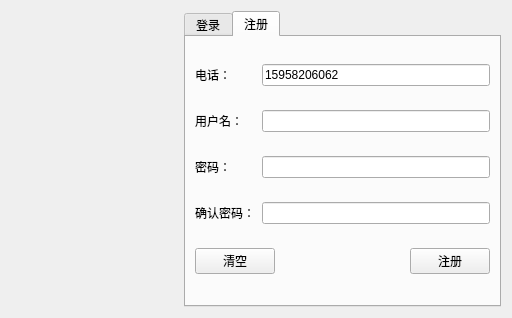
Above: Wechat/loginwin.ui from LinkStartNow/Meeting before the change. Below: the same form after it.
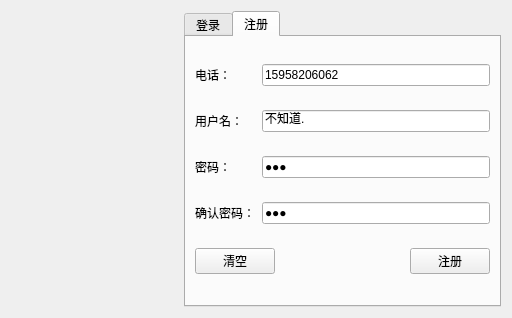
That is the form after the change. The open tabs and pages were chosen to show the change. Icons and pictures are not drawn.

```diff
--- a/Wechat/loginwin.ui
+++ b/Wechat/loginwin.ui
@@ -196,6 +196,9 @@
          <property name="toolTip">
           <string>&lt;html&gt;&lt;head/&gt;&lt;body&gt;&lt;p&gt;请设置密码&lt;/p&gt;&lt;/body&gt;&lt;/html&gt;</string>
          </property>
+         <property name="text">
+          <string>123</string>
+         </property>
          <property name="echoMode">
           <enum>QLineEdit::Password</enum>
          </property>
@@ -220,6 +223,9 @@
          <property name="toolTip">
           <string>&lt;html&gt;&lt;head/&gt;&lt;body&gt;&lt;p&gt;用户名由数字、字符、下划线组成&lt;/p&gt;&lt;p&gt;长度不超过10&lt;/p&gt;&lt;/body&gt;&lt;/html&gt;</string>
          </property>
+         <property name="text">
+          <string>不知道.</string>
+         </property>
          <property name="placeholderText">
           <string/>
          </property>
@@ -243,6 +249,9 @@
          <property name="toolTip">
           <string>&lt;html&gt;&lt;head/&gt;&lt;body&gt;&lt;p&gt;请再次输入一下密码&lt;/p&gt;&lt;/body&gt;&lt;/html&gt;</string>
          </property>
+         <property name="text">
+          <string>123</string>
+         </property>
          <property name="echoMode">
           <enum>QLineEdit::Password</enum>
          </property>
```
Left out of the diff: 2 changed lines with no effect on the pictures.
